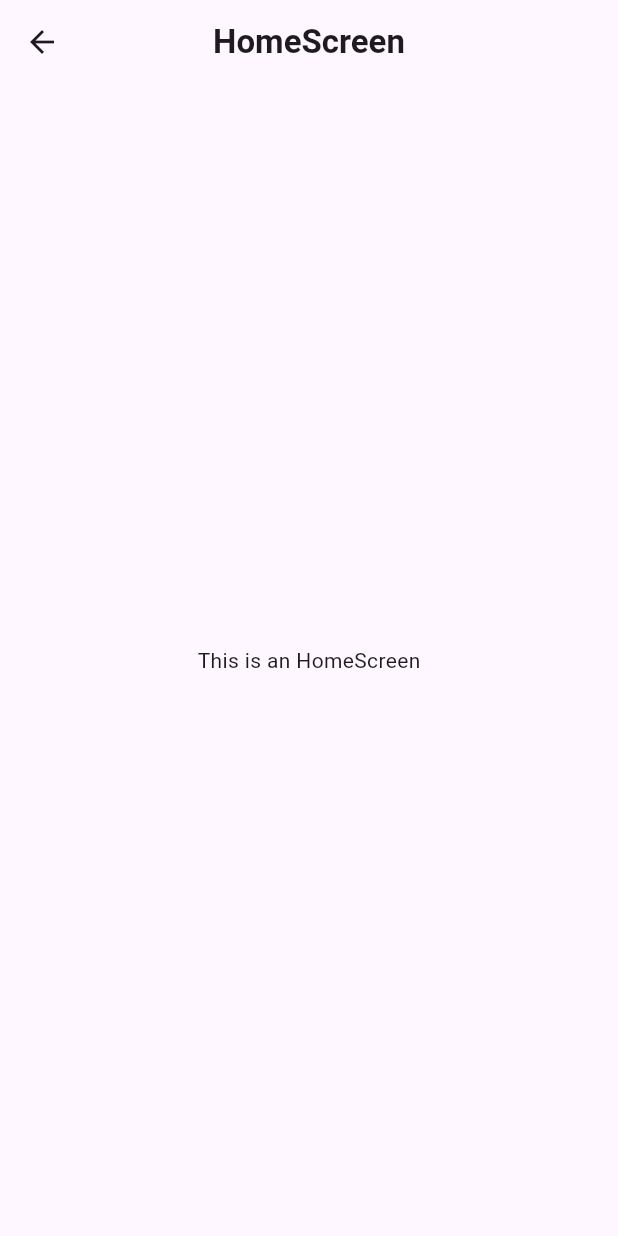
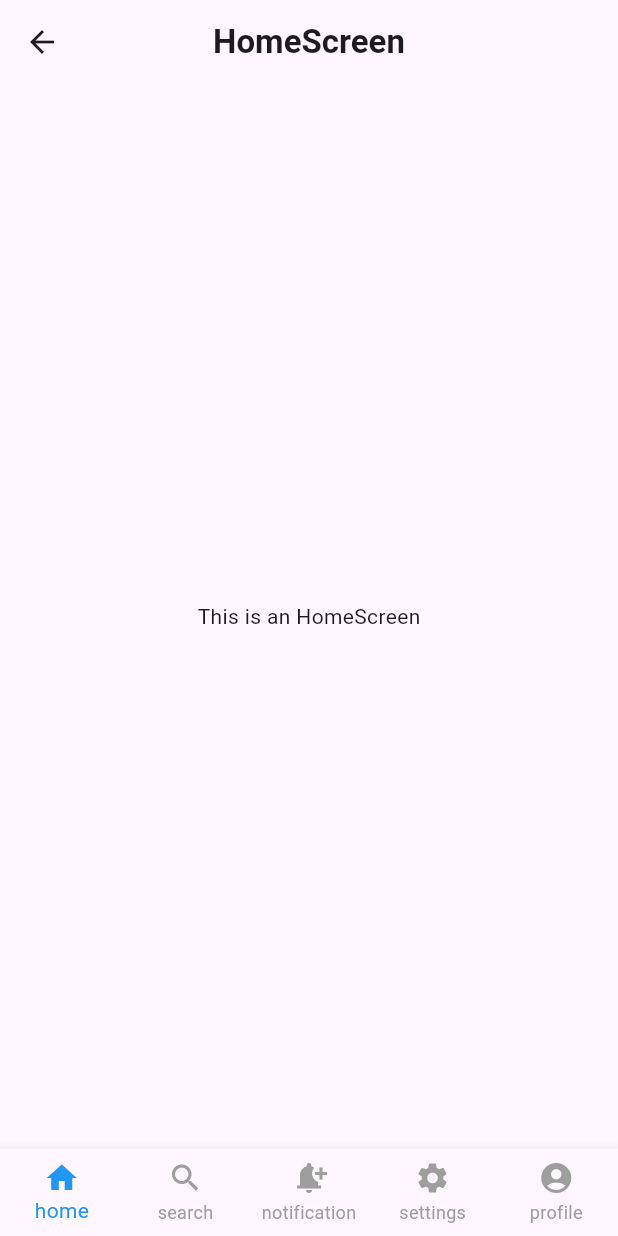
Before and after one commit to Amaanvikar/GetxFlow, a Flutter app: the HomePage screen opened by its route, on a phone screen of 412 x 824 dp. Run offline on Flutter 3.47's test engine with Material 3 defaults, Android fonts, the phone set to English and light mode, and no system bars; our stand-ins replace get.

Commit message:
Add: custom bottom_navbar

```diff
--- /dev/null
+++ b/lib/common/widget/bottom_nav.dart
@@ -0,0 +1,69 @@
+import 'package:flutter/cupertino.dart';
+import 'package:flutter/material.dart';
+import 'package:get/get.dart';
+import 'package:getxflow/controller/bottom_nav_controller.dart';
+
+class BottomNavigation extends StatelessWidget {
+  const BottomNavigation({super.key});
+
+  @override
+  Widget build(BuildContext context) {
+    // GetX controller instance
+    final BottomNavController controller = Get.put(BottomNavController());
+    return Obx(() {
+      return BottomNavigationBar(
+        currentIndex: controller.selectedIndex.value,
+        onTap: (index) {
+          controller.changeIndex(index);
+          // Update the navigation using GetX
+          switch (index) {
+            case 0:
+              Get.toNamed('/home');
+              break;
+            case 1:
+              Get.toNamed('/search');
+              break;
+            case 2:
+              Get.toNamed('/notifications');
+              break;
+            case 3:
+              Get.toNamed('/profile');
+              break;
+            case 4:
+              Get.toNamed('/settings');
+              break;
+            default:
+              Get.toNamed('/home');
+              break;
+          }
+        },
+        selectedItemColor: Colors.blue,
+        unselectedItemColor: Colors.grey,
+        type: BottomNavigationBarType
+            .fixed, // This ensures the labels are always visible
+        items: const [
+          BottomNavigationBarItem(
+            icon: Icon(Icons.home),
+            label: 'home',
+          ),
+          BottomNavigationBarItem(
+            icon: Icon(Icons.search),
+            label: 'search',
+          ),
+          BottomNavigationBarItem(
+            icon: Icon(Icons.notification_add),
+            label: 'notification',
+          ),
+          BottomNavigationBarItem(
+            icon: Icon(Icons.settings),
+            label: 'settings',
+          ),
+          BottomNavigationBarItem(
+            icon: Icon(Icons.account_circle),
+            label: 'profile',
+          ),
+        ],
+      );
+    });
+  }
+}
--- /dev/null
+++ b/lib/controller/bottom_nav_controller.dart
@@ -0,0 +1,12 @@
+import 'package:get/get.dart';
+
+// Controller to manage selected index
+class BottomNavController extends GetxController {
+  // Observable variable to track the selected index
+  var selectedIndex = 0.obs;
+
+  // Method to change the selected index
+  void changeIndex(int index) {
+    selectedIndex.value = index;
+  }
+}
--- a/lib/screens/home.dart
+++ b/lib/screens/home.dart
@@ -1,4 +1,5 @@
 import 'package:flutter/material.dart';
+import 'package:getxflow/common/widget/bottom_nav.dart';
 
 class HomePage extends StatelessWidget {
   const HomePage({super.key});
@@ -19,6 +20,7 @@ class HomePage extends StatelessWidget {
           children: [Text('This is an HomeScreen')],
         ),
       ),
+      bottomNavigationBar: const BottomNavigation(),
     );
   }
 }
```
